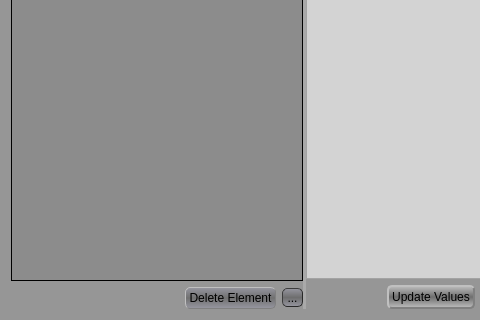
The window that GCXMLGenerator/forms/gcdestructiveeditdialog.ui (goblincoding/xmlmill) describes before a commit, drawn with Qt 5; both pictures show x 0 to 480 and y 125 to 445 of the 609 by 445 pixel window.
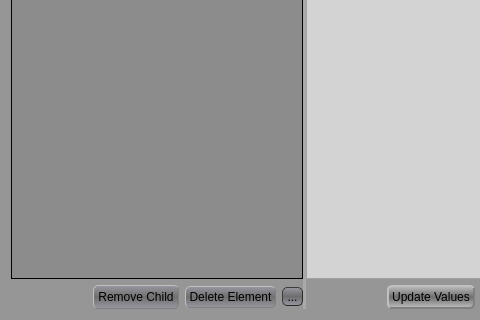
The same window after the commit. Icons and pictures are not drawn.

Commit message: Fixed logic in "removeChildElement".

Diff of the .ui file:
```diff
--- a/GCXMLGenerator/forms/gcdestructiveeditdialog.ui
+++ b/GCXMLGenerator/forms/gcdestructiveeditdialog.ui
@@ -435,6 +435,16 @@
            </property>
           </spacer>
          </item>
+         <item>
+          <widget class="QPushButton" name="removeChildButton">
+           <property name="text">
+            <string>Remove Child</string>
+           </property>
+           <property name="default">
+            <bool>true</bool>
+           </property>
+          </widget>
+         </item>
          <item>
           <widget class="QPushButton" name="deleteElementButton">
            <property name="text">
```
The commit also changes 4 other files.
